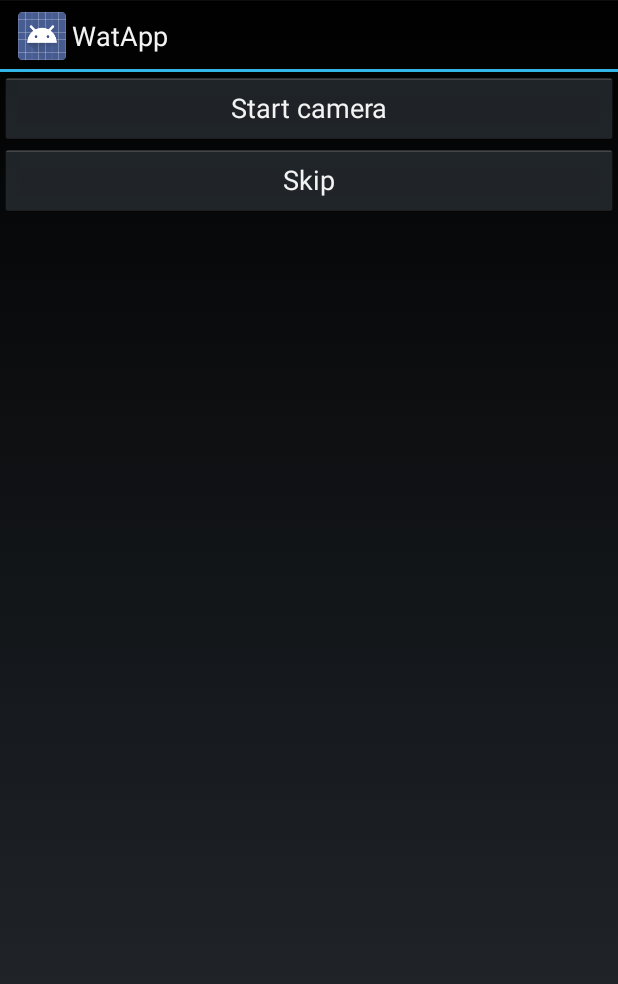
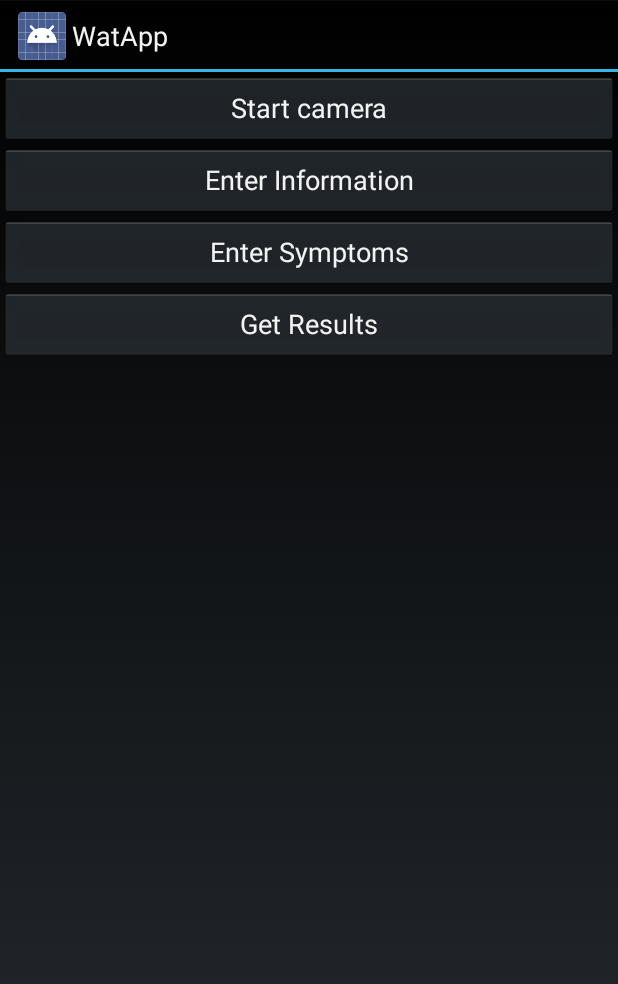
Before and after one commit to smajko/what_are_those_app, an Android app: the screen it shows after launch (MainActivity), on a phone screen of 412 x 824 dp. Shown: the top 984 px of the screen. Run offline under Robolectric (Android 15) with nearby library versions, the phone set to English and light mode, and no system bars.

Commit message:
redesigned ui flow

```diff
--- a/app/src/main/java/org/smajko/watapp/AgeActivity.java
+++ b/app/src/main/java/org/smajko/watapp/AgeActivity.java
@@ -1,7 +1,6 @@
 package org.smajko.watapp;
 
 import android.app.Activity;
-import android.content.Intent;
 import android.os.Bundle;
 import android.view.View;
 import android.view.inputmethod.InputMethodManager;
@@ -50,8 +49,8 @@ public class AgeActivity extends Activity {
         inputMethodManager.toggleSoftInput(InputMethodManager.SHOW_FORCED, 0);
     }
 
-    public void next(View view){
+    public void done(View view){
         hideKeyboard(view);
-        startActivity(new Intent(this, SymptomActivity.class));
+        finish();
     }
 }
--- a/app/src/main/java/org/smajko/watapp/MainActivity.java
+++ b/app/src/main/java/org/smajko/watapp/MainActivity.java
@@ -1,23 +1,14 @@
 package org.smajko.watapp;
-
-import java.io.File;
 
 import android.app.Activity;
 import android.content.Intent;
 import android.content.pm.ActivityInfo;
-import android.content.pm.PackageManager;
-import android.net.Uri;
 import android.os.Bundle;
-import android.os.Environment;
-import android.provider.MediaStore;
-import android.util.Log;
 import android.view.View;
 import android.widget.Button;
+import android.widget.Toast;
 
 public class MainActivity extends Activity {
-
-	private Uri fileUri; // file URI to store image/video
-	private String outputFilePath;
 
 	@Override
 	protected void onCreate(Bundle savedInstanceState) {
@@ -25,71 +16,38 @@ public class MainActivity extends Activity {
 		setContentView(R.layout.activity_main);
 		setRequestedOrientation(ActivityInfo.SCREEN_ORIENTATION_PORTRAIT);
 
-		// We'll store photos in a file. We set the file name here.
-		outputFilePath = Environment.getExternalStorageDirectory()
-				.getAbsolutePath() + "/myimage.jpg";
-		fileUri = Uri.fromFile(new File(outputFilePath));
-
 		// Set the user interface elements
-		final Button btnCapturePicture = (Button) findViewById(R.id.btnCapturePicture);
-		btnCapturePicture.setOnClickListener(new View.OnClickListener() {
+		final Button btnCameraActivity = (Button) findViewById(R.id.btnCameraActivity);
+		btnCameraActivity.setOnClickListener(new View.OnClickListener() {
 			@Override
 			public void onClick(View v) {
-				// This method is called to start camera.
-				captureImage();
+				startActivity(new Intent(MainActivity.this, CropActivity.class));
+			}
+		});
+
+		final Button btnAgeActivity = (Button) findViewById(R.id.btnAgeActivity);
+		btnAgeActivity.setOnClickListener(new View.OnClickListener() {
+			public void onClick(View v) {
+				startActivity(new Intent(MainActivity.this, AgeActivity.class));
+			}
+		});
+
+		final Button btnSymptomActivity = (Button) findViewById(R.id.btnSymptomActivity);
+		btnSymptomActivity.setOnClickListener(new View.OnClickListener() {
+			@Override
+			public void onClick(View v) {
+				startActivity(new Intent(MainActivity.this, SymptomActivity.class));
+			}
+		});
+
+		final Button btnResults = (Button) findViewById(R.id.btnResults);
+		btnResults.setOnClickListener(new View.OnClickListener() {
+			@Override
+			public void onClick(View v) {
+				Toast.makeText(MainActivity.this, "Endpoint not implemented",
+						Toast.LENGTH_LONG).show();
 			}
 		});
 
 	}
-
-	// Capturing Camera Image will launch camera app request image capture
-	private void captureImage() {
-		// 4. First check if we have a camera
-		boolean deviceHasCamera = getApplicationContext().getPackageManager()
-				.hasSystemFeature(PackageManager.FEATURE_CAMERA);
-
-		// Our phone has a camera. Lets start the native camera
-		if (deviceHasCamera) {
-			// Create intent to take a picture
-			Intent intent = new Intent(MediaStore.ACTION_IMAGE_CAPTURE);
-
-			// Tell the intent that we need the camera to store the photo in
-			// our file defined earlier
-			intent.putExtra(MediaStore.EXTRA_OUTPUT, fileUri);
-
-			// start the activity with the intent created above. When this
-			// activity finishes, the method onActivityResult(...) is called
-			startActivityForResult(intent, 1);
-
-		} else {
-
-			Log.i("CAMERA_APP", "No camera found");
-
-		}
-
-	}
-	// Receiving activity result method will be called after closing the
-	// camera
-	@Override
-	protected void onActivityResult(int requestCode, int resultCode, Intent data) {
-
-		if (resultCode == RESULT_OK) {
-			try {
-				Intent myIntent = new Intent(MainActivity.this, CropActivity.class);
-				myIntent.putExtra("path",outputFilePath);
-				MainActivity.this.startActivity(myIntent);
-
-				final Button testButton = (Button) findViewById(R.id.btnNext);
-				testButton.setText("Next");
-
-			} catch (Exception e) {
-				e.printStackTrace();
-			}
-		}
-	}
-
-	public void next(View view){
-		startActivity(new Intent(this, AgeActivity.class));
-	}
-
 }
--- a/app/src/main/res/layout/activity_age.xml
+++ b/app/src/main/res/layout/activity_age.xml
@@ -20,8 +20,8 @@
             android:id="@+id/btnNext"
             android:layout_width="fill_parent"
             android:layout_height="wrap_content"
-            android:text="@string/next_button"
-            android:onClick="next" />
+            android:text="@string/done_button"
+            android:onClick="done" />
 
         <TextView
             android:layout_width="fill_parent"
--- a/app/src/main/res/layout/activity_main.xml
+++ b/app/src/main/res/layout/activity_main.xml
@@ -6,16 +6,27 @@
     android:orientation="vertical"
     tools:context=".MainActivity" >
     <Button
-                android:id="@+id/btnCapturePicture"
+        android:id="@+id/btnCameraActivity"
         android:layout_width="fill_parent"
         android:layout_height="wrap_content"
         android:text="@string/takePict" />
 
     <Button
-                android:id="@+id/btnNext"
+        android:id="@+id/btnAgeActivity"
         android:layout_width="fill_parent"
         android:layout_height="wrap_content"
-                android:text="@string/skip"
-                android:onClick="next" />
+        android:text="@string/information" />
+
+    <Button
+        android:id="@+id/btnSymptomActivity"
+        android:layout_width="fill_parent"
+        android:layout_height="wrap_content"
+        android:text="@string/symptoms" />
+
+    <Button
+        android:id="@+id/btnResults"
+        android:layout_width="fill_parent"
+        android:layout_height="wrap_content"
+        android:text="@string/results" />
 
 </LinearLayout>
--- a/app/src/main/res/values/dimens.xml
+++ b/app/src/main/res/values/dimens.xml
@@ -1,6 +1,6 @@
 <resources>
 
-    <!-- Default screen margins, per the Android Design guidelines. -->
+    <!-- Default screen margins -->
     <dimen name="content_padding">16dp</dimen>
     <dimen name="content_padding_half">8dp</dimen>
 
--- a/app/src/main/res/values/strings.xml
+++ b/app/src/main/res/values/strings.xml
@@ -3,16 +3,18 @@
     <!-- App -->
     <string name="app_name">WatApp</string>
     <string name="action_settings">Settings</string>
+    <string name="done_button">Done</string>
 
     <!-- MainActivity -->
     <string name="main_title">Welcome</string>
     <string name="takePict">Start camera</string>
-    <string name="skip">Skip</string>
+    <string name="results">Get Results</string>
+    <string name="symptoms">Enter Symptoms</string>
+    <string name="information">Enter Information</string>
 
     <!-- CropActivity -->
     <string name="crop_title">Crop image</string>
     <string name="crop_button">Crop</string>
-    <string name="done_button">Done</string>
 
     <string-array name="showGuidelinesArray">
         <item>Off</item>
@@ -22,7 +24,6 @@
 
     <!-- AgeActivity -->
     <string name="age_title">Enter information</string>
-    <string name="next_button">Next</string>
     <string name="gender">Gender:</string>
     <string name="male">Male</string>
     <string name="female">Female</string>
```
Also changed, not shown: app/src/main/java/org/smajko/watapp/CropActivity.java (+75 -8 lines), app/src/main/java/org/smajko/watapp/SymptomActivity.java (+2 -6 lines). Lines whose indentation alone changed are shown as unchanged.
